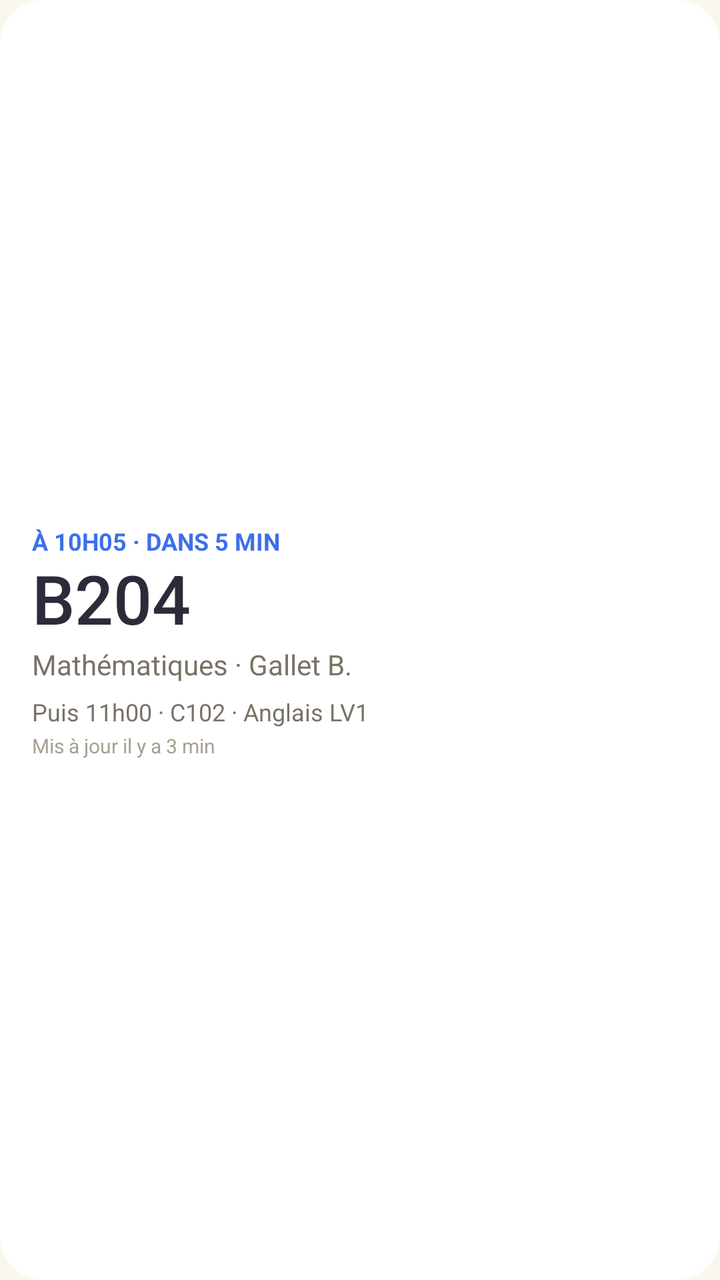
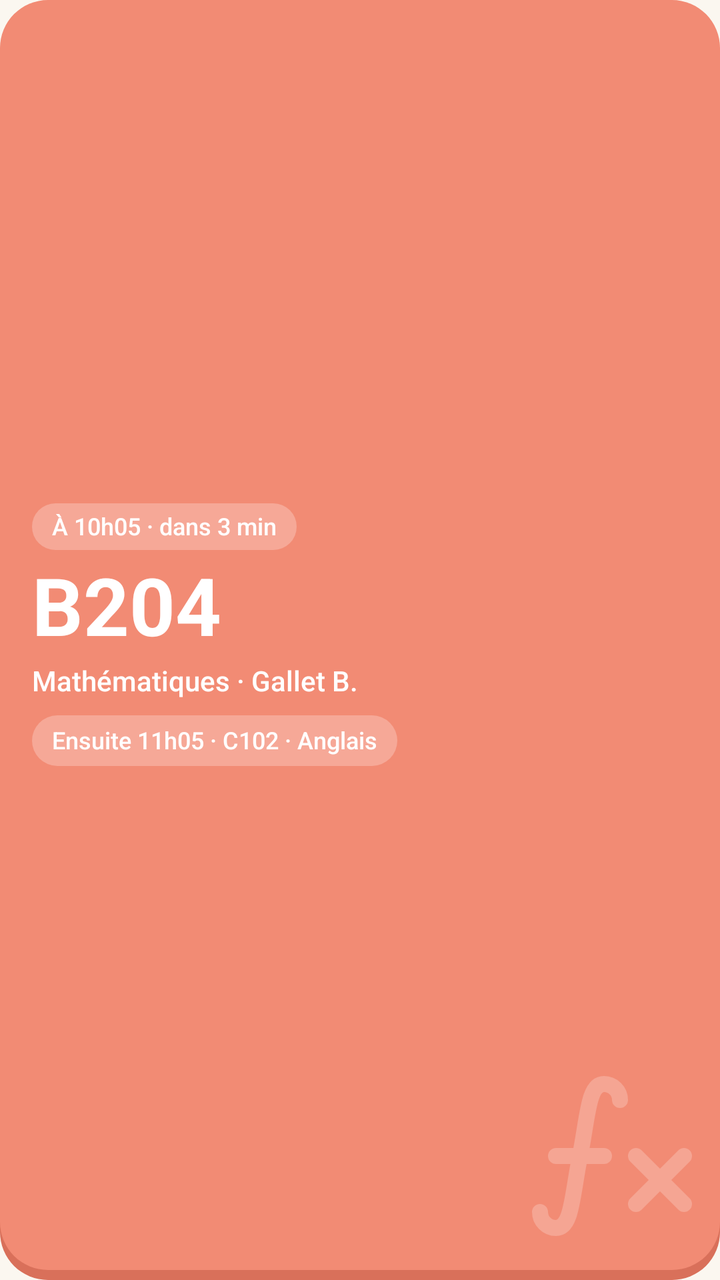

Before-and-after screenshots of an Android layout around one commit, followed by the original layout XML and the change that was made.
<!-- AndroidManifest.xml: application theme AppTheme -->
<!-- res/layout/widget_next_preview.xml -->
<?xml version="1.0" encoding="utf-8"?>
<LinearLayout xmlns:android="http://schemas.android.com/apk/res/android"
    android:id="@+id/root"
    android:layout_width="match_parent"
    android:layout_height="match_parent"
    android:background="@drawable/widget_bg"
    android:gravity="center_vertical"
    android:orientation="vertical"
    android:paddingStart="16dp"
    android:paddingTop="12dp"
    android:paddingEnd="16dp"
    android:paddingBottom="10dp">

    <TextView
        android:id="@+id/label"
        android:text="À 10H05 · DANS 5 MIN"
        android:layout_width="match_parent"
        android:layout_height="wrap_content"
        android:ellipsize="end"
        android:maxLines="1"
        android:textColor="@color/accent"
        android:textSize="12sp"
        android:textStyle="bold" />

    <LinearLayout
        android:layout_width="match_parent"
        android:layout_height="wrap_content"
        android:gravity="center_vertical"
        android:orientation="horizontal">

        <TextView
            android:id="@+id/room"
        android:text="B204"
            android:layout_width="0dp"
            android:layout_height="wrap_content"
            android:layout_weight="1"
            android:ellipsize="end"
            android:fontFamily="sans-serif-medium"
            android:includeFontPadding="false"
            android:maxLines="1"
            android:paddingTop="2dp"
            android:paddingBottom="2dp"
            android:textColor="@color/text"
            android:textSize="34sp" />

        <TextView
            android:id="@+id/badge"
            android:layout_width="wrap_content"
            android:layout_height="wrap_content"
            android:layout_marginStart="8dp"
            android:background="@drawable/pill_alert"
            android:maxLines="1"
            android:paddingStart="8dp"
            android:paddingTop="3dp"
            android:paddingEnd="8dp"
            android:paddingBottom="3dp"
            android:textColor="@color/alert"
            android:textSize="12sp"
            android:textStyle="bold"
            android:visibility="gone" />
    </LinearLayout>

    <TextView
        android:id="@+id/subject"
        android:text="Mathématiques · Gallet B."
        android:layout_width="match_parent"
        android:layout_height="wrap_content"
        android:ellipsize="end"
        android:maxLines="1"
        android:textColor="@color/text2"
        android:textSize="14sp" />

    <TextView
        android:id="@+id/then"
        android:text="Puis 11h00 · C102 · Anglais LV1"
        android:layout_width="match_parent"
        android:layout_height="wrap_content"
        android:layout_marginTop="6dp"
        android:ellipsize="end"
        android:maxLines="1"
        android:textColor="@color/text2"
        android:textSize="12sp"
        android:visibility="visible" />

    <TextView
        android:id="@+id/footer"
        android:text="Mis à jour il y a 3 min"
        android:layout_width="match_parent"
        android:layout_height="wrap_content"
        android:layout_marginTop="2dp"
        android:ellipsize="end"
        android:maxLines="1"
        android:textColor="@color/text3"
        android:textSize="10sp" />
</LinearLayout>
<!-- resources referenced by this layout -->
<resources>
  <color name="accent">#3D6FE8</color>
  <color name="alert">#B3423A</color>
  <color name="text">#2E2A3A</color>
  <color name="text2">#7A7266</color>
  <color name="text3">#A89F92</color>
  <!-- drawable pill_alert (drawable) -->
  <?xml version="1.0" encoding="utf-8"?>
  <shape xmlns:android="http://schemas.android.com/apk/res/android" android:shape="rectangle">
      <solid android:color="@color/alert_bg" />
      <corners android:radius="8dp" />
  </shape>
  <!-- drawable widget_bg (drawable) -->
  <?xml version="1.0" encoding="utf-8"?>
  <shape xmlns:android="http://schemas.android.com/apk/res/android" android:shape="rectangle">
      <solid android:color="@color/surface" />
      <corners android:radius="@dimen/widget_radius" />
  </shape>
  <style name="AppTheme" parent="@android:style/Theme.Material.Light.NoActionBar">
          <item name="android:colorPrimary">@color/accent</item>
          <item name="android:colorAccent">@color/accent</item>
          <item name="android:windowBackground">@color/bg</item>
          <item name="android:statusBarColor">@color/bg</item>
          <item name="android:navigationBarColor">@color/bg</item>
          <item name="android:windowLightStatusBar">true</item>
          <item name="android:windowLightNavigationBar">true</item>
          <item name="android:textColorPrimary">@color/text</item>
          <item name="android:textColorSecondary">@color/text2</item>
      </style>
  <color name="alert_bg">#FCE5E0</color>
  <color name="surface">#FFFFFF</color>
  <dimen name="widget_radius">22dp</dimen>
  <color name="bg">#FBF7F0</color>
</resources>

<!-- the commit's change to res/layout/widget_next_preview.xml (unified diff, before → after) -->
@@ -1,95 +1,74 @@
 <?xml version="1.0" encoding="utf-8"?>
-<LinearLayout xmlns:android="http://schemas.android.com/apk/res/android"
-    android:id="@+id/root"
+<FrameLayout xmlns:android="http://schemas.android.com/apk/res/android"
     android:layout_width="match_parent"
     android:layout_height="match_parent"
-    android:background="@drawable/widget_bg"
-    android:gravity="center_vertical"
-    android:orientation="vertical"
-    android:paddingStart="16dp"
-    android:paddingTop="12dp"
-    android:paddingEnd="16dp"
-    android:paddingBottom="10dp">
+    android:background="@drawable/widget_preview_face">
 
-    <TextView
-        android:id="@+id/label"
-        android:text="À 10H05 · DANS 5 MIN"
-        android:layout_width="match_parent"
-        android:layout_height="wrap_content"
-        android:ellipsize="end"
-        android:maxLines="1"
-        android:textColor="@color/accent"
-        android:textSize="12sp"
-        android:textStyle="bold" />
+    <ImageView
+        android:layout_width="96dp"
+        android:layout_height="96dp"
+        android:layout_gravity="bottom|end"
+        android:layout_marginEnd="6dp"
+        android:layout_marginBottom="14dp"
+        android:alpha="0.22"
+        android:src="@drawable/ic_maths"
+        android:tint="#FFFFFF" />
 
     <LinearLayout
         android:layout_width="match_parent"
-        android:layout_height="wrap_content"
+        android:layout_height="match_parent"
         android:gravity="center_vertical"
-        android:orientation="horizontal">
+        android:orientation="vertical"
+        android:paddingStart="16dp"
+        android:paddingTop="12dp"
+        android:paddingEnd="16dp"
+        android:paddingBottom="17dp">
 
         <TextView
-            android:id="@+id/room"
-        android:text="B204"
-            android:layout_width="0dp"
+            android:layout_width="wrap_content"
             android:layout_height="wrap_content"
-            android:layout_weight="1"
-            android:ellipsize="end"
+            android:background="@drawable/widget_tag_light"
             android:fontFamily="sans-serif-medium"
-            android:includeFontPadding="false"
-            android:maxLines="1"
-            android:paddingTop="2dp"
-            android:paddingBottom="2dp"
-            android:textColor="@color/text"
-            android:textSize="34sp" />
+            android:paddingStart="10dp"
+            android:paddingTop="3dp"
+            android:paddingEnd="10dp"
+            android:paddingBottom="4dp"
+            android:text="À 10h05 · dans 3 min"
+            android:textColor="#FFFFFF"
+            android:textSize="12sp" />
 
         <TextView
-            android:id="@+id/badge"
             android:layout_width="wrap_content"
             android:layout_height="wrap_content"
-            android:layout_marginStart="8dp"
-            android:background="@drawable/pill_alert"
-            android:maxLines="1"
-            android:paddingStart="8dp"
-            android:paddingTop="3dp"
-            android:paddingEnd="8dp"
-            android:paddingBottom="3dp"
-            android:textColor="@color/alert"
-            android:textSize="12sp"
+            android:layout_marginTop="6dp"
+            android:fontFamily="sans-serif"
             android:textStyle="bold"
-            android:visibility="gone" />
+            android:includeFontPadding="false"
+            android:text="B204"
+            android:textColor="#FFFFFF"
+            android:textSize="40sp" />
+
+        <TextView
+            android:layout_width="wrap_content"
+            android:layout_height="wrap_content"
+            android:layout_marginTop="3dp"
+            android:fontFamily="sans-serif-medium"
+            android:text="Mathématiques · Gallet B."
+            android:textColor="#FFFFFF"
+            android:textSize="14sp" />
+
+        <TextView
+            android:layout_width="wrap_content"
+            android:layout_height="wrap_content"
+            android:layout_marginTop="8dp"
+            android:background="@drawable/widget_tag_light"
+            android:fontFamily="sans-serif-medium"
+            android:paddingStart="10dp"
+            android:paddingTop="4dp"
+            android:paddingEnd="10dp"
+            android:paddingBottom="5dp"
+            android:text="Ensuite 11h05 · C102 · Anglais"
+            android:textColor="#FFFFFF"
+            android:textSize="12sp" />
     </LinearLayout>
-
-    <TextView
-        android:id="@+id/subject"
-        android:text="Mathématiques · Gallet B."
-        android:layout_width="match_parent"
-        android:layout_height="wrap_content"
-        android:ellipsize="end"
-        android:maxLines="1"
-        android:textColor="@color/text2"
-        android:textSize="14sp" />
-
-    <TextView
-        android:id="@+id/then"
-        android:text="Puis 11h00 · C102 · Anglais LV1"
-        android:layout_width="match_parent"
-        android:layout_height="wrap_content"
-        android:layout_marginTop="6dp"
-        android:ellipsize="end"
-        android:maxLines="1"
-        android:textColor="@color/text2"
-        android:textSize="12sp"
-        android:visibility="visible" />
-
-    <TextView
-        android:id="@+id/footer"
-        android:text="Mis à jour il y a 3 min"
-        android:layout_width="match_parent"
-        android:layout_height="wrap_content"
-        android:layout_marginTop="2dp"
-        android:ellipsize="end"
-        android:maxLines="1"
-        android:textColor="@color/text3"
-        android:textSize="10sp" />
-</LinearLayout>
+</FrameLayout>
<!-- resource entries referenced after the edit -->
@@ -1,22 +1,37 @@
 <!-- resources referenced by this layout -->
 <resources>
+  <!-- drawable ic_maths (drawable) -->
+  <vector xmlns:android="http://schemas.android.com/apk/res/android" android:width="24dp" android:height="24dp" android:viewportWidth="24" android:viewportHeight="24">
+      <path android:pathData="M3 19a2 2 0 0 0 2 2c2 0 2 -4 3 -9s1 -9 3 -9a2 2 0 0 1 2 2" android:strokeColor="#FFFFFFFF" android:strokeWidth="2" android:strokeLineCap="round" android:strokeLineJoin="round" android:fillColor="#00000000" />
+      <path android:pathData="M5 12h6" android:strokeColor="#FFFFFFFF" android:strokeWidth="2" android:strokeLineCap="round" android:strokeLineJoin="round" android:fillColor="#00000000" />
+      <path android:pathData="M15 12l6 6" android:strokeColor="#FFFFFFFF" android:strokeWidth="2" android:strokeLineCap="round" android:strokeLineJoin="round" android:fillColor="#00000000" />
+      <path android:pathData="M15 18l6 -6" android:strokeColor="#FFFFFFFF" android:strokeWidth="2" android:strokeLineCap="round" android:strokeLineJoin="round" android:fillColor="#00000000" />
+  </vector>
+  <!-- drawable widget_preview_face (drawable) -->
+  <?xml version="1.0" encoding="utf-8"?>
+  <layer-list xmlns:android="http://schemas.android.com/apk/res/android">
+      <item android:top="5dp">
+          <shape android:shape="rectangle">
+              <solid android:color="#D9705A" />
+              <corners android:radius="24dp" />
+          </shape>
+      </item>
+      <item android:bottom="5dp">
+          <shape android:shape="rectangle">
+              <solid android:color="#F28B74" />
+              <corners android:radius="24dp" />
+          </shape>
+      </item>
+  </layer-list>
+  <!-- drawable widget_tag_light (drawable) -->
+  <?xml version="1.0" encoding="utf-8"?>
+  <shape xmlns:android="http://schemas.android.com/apk/res/android" android:shape="rectangle">
+      <solid android:color="#40FFFFFF" />
+      <corners android:radius="99dp" />
+  </shape>
   <color name="accent">#3D6FE8</color>
-  <color name="alert">#B3423A</color>
   <color name="text">#2E2A3A</color>
   <color name="text2">#7A7266</color>
-  <color name="text3">#A89F92</color>
-  <!-- drawable pill_alert (drawable) -->
-  <?xml version="1.0" encoding="utf-8"?>
-  <shape xmlns:android="http://schemas.android.com/apk/res/android" android:shape="rectangle">
-      <solid android:color="@color/alert_bg" />
-      <corners android:radius="8dp" />
-  </shape>
-  <!-- drawable widget_bg (drawable) -->
-  <?xml version="1.0" encoding="utf-8"?>
-  <shape xmlns:android="http://schemas.android.com/apk/res/android" android:shape="rectangle">
-      <solid android:color="@color/surface" />
-      <corners android:radius="@dimen/widget_radius" />
-  </shape>
   <style name="AppTheme" parent="@android:style/Theme.Material.Light.NoActionBar">
           <item name="android:colorPrimary">@color/accent</item>
           <item name="android:colorAccent">@color/accent</item>
@@ -28,9 +43,6 @@
           <item name="android:textColorPrimary">@color/text</item>
           <item name="android:textColorSecondary">@color/text2</item>
       </style>
-  <color name="alert_bg">#FCE5E0</color>
-  <color name="surface">#FFFFFF</color>
-  <dimen name="widget_radius">22dp</dimen>
   <color name="bg">#FBF7F0</color>
 </resources>
 
